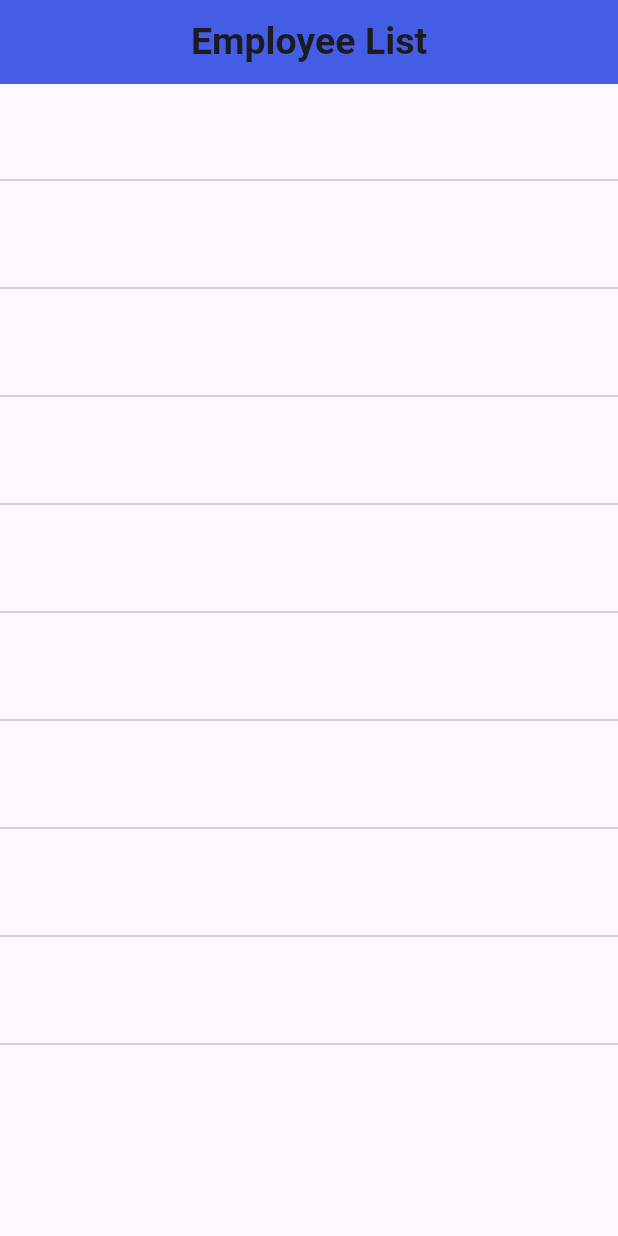
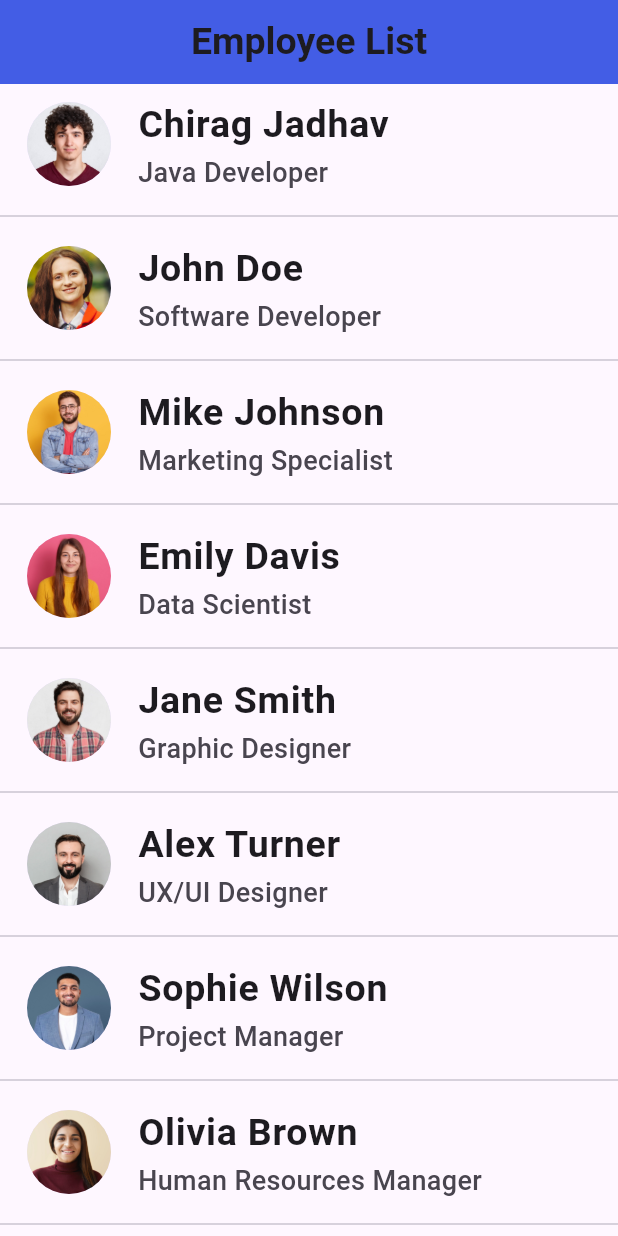
Before and after one commit to Chirag6189/ListView_in_flutter, a Flutter app: the screen it shows after launch, on a phone screen of 412 x 824 dp. Run offline on Flutter 3.47's test engine with Material 3 defaults, Android fonts, the phone set to English and light mode, and no system bars.

Commit message:
create list body and add data in list view

```diff
--- a/lib/main.dart
+++ b/lib/main.dart
@@ -27,7 +27,26 @@
 
           body: ListView.separated(itemBuilder: (context, index) {
             return ListTile(
+              leading: Container(
+                width: 60,
+                height: 60,
 
+                decoration: BoxDecoration(
+                  borderRadius: BorderRadius.circular(30),
+                ),
+
+                child: CircleAvatar(
+                  backgroundImage: AssetImage(profile_img[index]),
+                ),
+
+              ),
+
+              title: Text(user_name[index],style: TextStyle(fontSize: 25,fontWeight: FontWeight.bold)),
+              subtitle: Text(sub_tital[index],style: TextStyle(fontWeight: FontWeight.w500,fontSize: 18,),),
+
+              onTap: () {
+                print(user_name[index]);
+              },
             );
 
           }, separatorBuilder: (context, index) {
```
Also changed, not shown: 1 other file.
